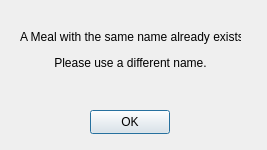
First picture: the form in qtfolder/MealPlanner/createmeal_nameconflict.ui, repository NoorA0/MealPlanner, before the edit.
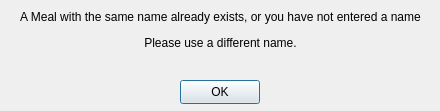
Second picture: the form after the edit.

The edit to the form file:
```diff
--- a/qtfolder/MealPlanner/createmeal_nameconflict.ui
+++ b/qtfolder/MealPlanner/createmeal_nameconflict.ui
@@ -6,8 +6,8 @@
    <rect>
     <x>0</x>
     <y>0</y>
-    <width>267</width>
-    <height>150</height>
+    <width>440</width>
+    <height>111</height>
    </rect>
   </property>
   <property name="windowTitle">
@@ -17,20 +17,20 @@
    <property name="geometry">
     <rect>
      <x>20</x>
-     <y>20</y>
-     <width>221</width>
+     <y>0</y>
+     <width>401</width>
      <height>61</height>
     </rect>
    </property>
    <property name="text">
-    <string>&lt;html&gt;&lt;head/&gt;&lt;body&gt;&lt;p align=&quot;center&quot;&gt;A Meal with the same name already exists.&lt;/p&gt;&lt;p align=&quot;center&quot;&gt;Please use a different name.&lt;/p&gt;&lt;/body&gt;&lt;/html&gt;</string>
+    <string>&lt;html&gt;&lt;head/&gt;&lt;body&gt;&lt;p align=&quot;center&quot;&gt;A Meal with the same name already exists, or you have not entered a name&lt;/p&gt;&lt;p align=&quot;center&quot;&gt;Please use a different name.&lt;/p&gt;&lt;/body&gt;&lt;/html&gt;</string>
    </property>
   </widget>
   <widget class="QPushButton" name="pushButton">
    <property name="geometry">
     <rect>
-     <x>90</x>
-     <y>110</y>
+     <x>180</x>
+     <y>80</y>
      <width>80</width>
      <height>24</height>
     </rect>
```
Left out of the diff: 2 changed lines with no effect on the pictures.
